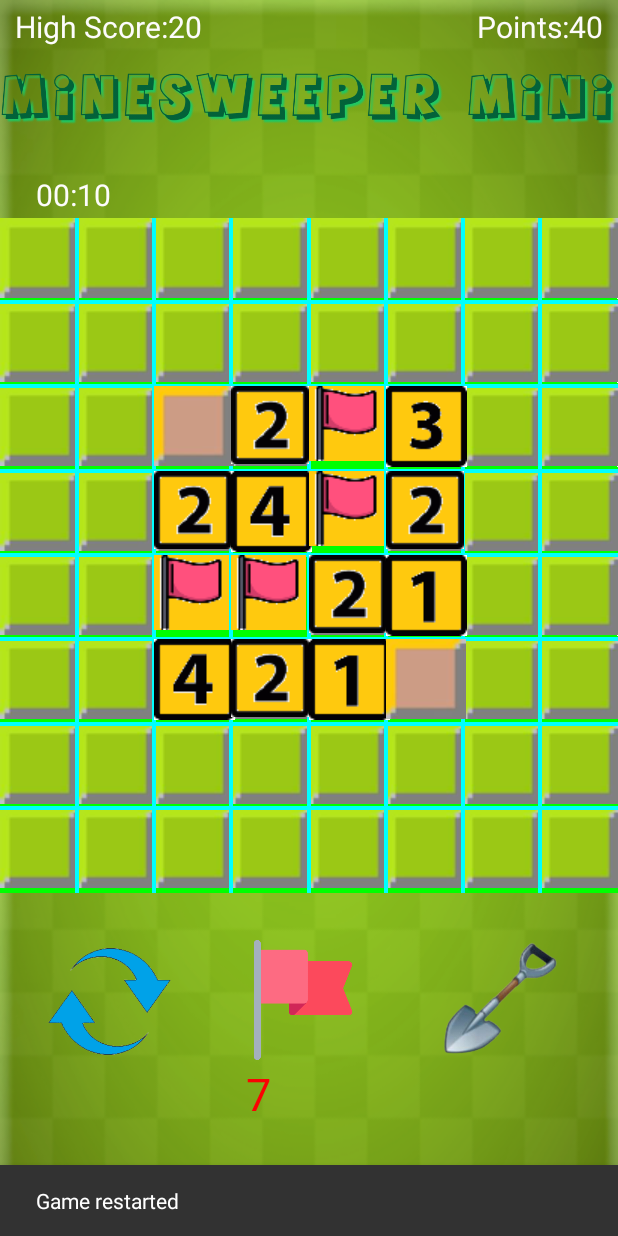
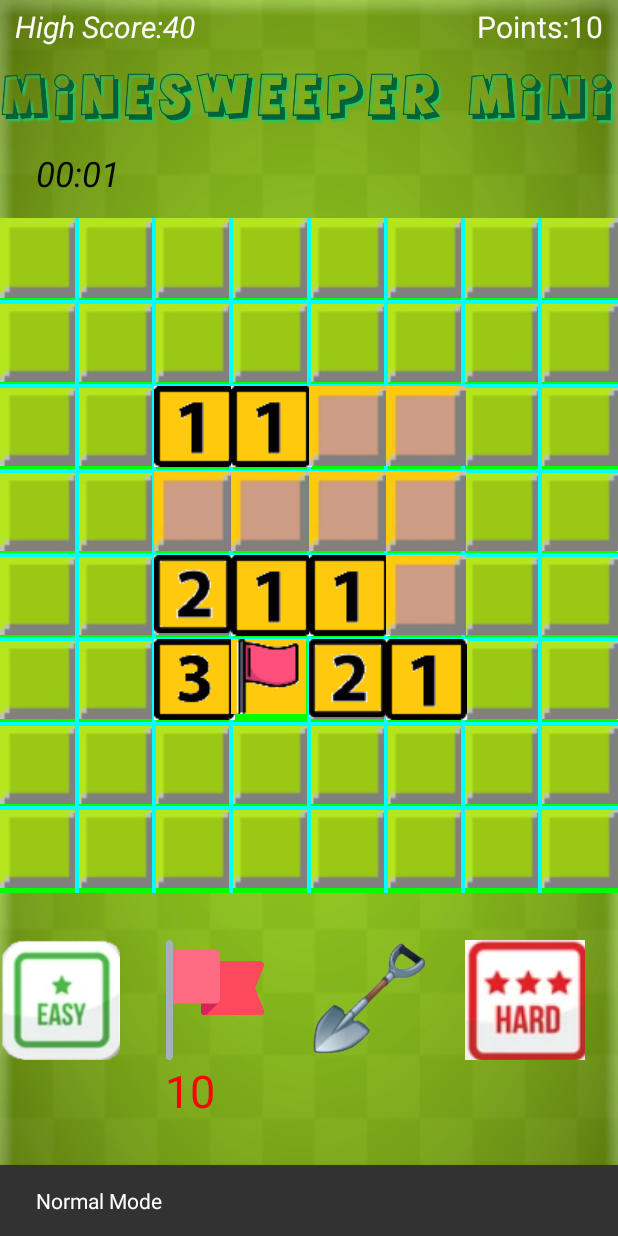
Before and after one commit to yash9356/MInesweeper-Mini-Spider-Task2, an Android app: the screen it shows after launch (MainActivity), after a tap on an icon or button, on a phone screen of 412 x 824 dp. Run offline under Robolectric (Android 15) with nearby library versions, the phone set to English and light mode, and no system bars.

Commit message:
Minesweeeper MIni Spider Task2 Level 3 completed.

```diff
--- a/app/src/main/java/com/example/minesweepermini/MainActivity.java
+++ b/app/src/main/java/com/example/minesweepermini/MainActivity.java
@@ -13,6 +13,7 @@ import android.widget.Chronometer;
 import android.widget.ImageButton;
 import android.widget.LinearLayout;
 import android.widget.TextView;
+import android.widget.Toast;
 
 import androidx.annotation.RequiresApi;
 import androidx.appcompat.app.AppCompatActivity;
@@ -42,6 +43,7 @@ public class MainActivity extends AppCompatActivity {
         linearLayout = (LinearLayout) findViewById(R.id.snackbar);
 
         ImageButton btnRestart = (ImageButton) findViewById(R.id.btnRestart);
+        ImageButton hardplay = (ImageButton) findViewById(R.id.HardPlay);
         vibrator=(Vibrator)getSystemService(VIBRATOR_SERVICE);
         Totflags=MinesweeperModel.getInstance().countMines();
         numflag=findViewById(R.id.numflag);
@@ -98,14 +100,55 @@ public class MainActivity extends AppCompatActivity {
                 }
 
                 MinesweeperModel.getInstance().cleanBoard();
-                MinesweeperModel.getInstance().setMines();
+                MinesweeperModel.getInstance().setMines(1);
                 MinesweeperModel.getInstance().setMineCount();
+                chronometer.setBase(SystemClock.elapsedRealtime());
+                chronometer.start();
                 point1=0;
-                numflag.setText(Integer.toString(point1));
+                points.setText("Points:"+Integer.toString(point1));
+                amine=MinesweeperModel.getInstance().Points();
+                numflag.setText(Integer.toString(amine));
                 Totflags=MinesweeperModel.getInstance().countMines();
 
-                Snackbar restartSnackbar = Snackbar.make(linearLayout, "Game restarted", Snackbar.LENGTH_LONG);
+                Snackbar restartSnackbar = Snackbar.make(linearLayout, "Normal Mode", Snackbar.LENGTH_LONG);
                 restartSnackbar.show();
+                Toast.makeText(MainActivity.this,"Tap on Middle of Grid to Start",Toast.LENGTH_SHORT).show();
+            }
+        });
+
+        hardplay.setOnClickListener(new View.OnClickListener() {
+            @Override
+            public void onClick(View view) {
+                SharedPreferences settings=getSharedPreferences("Quiz_DATA", Context.MODE_PRIVATE);
+                amine=MinesweeperModel.getInstance().Points();
+                Totflags=MinesweeperModel.getInstance().countMines();
+                point1=(Totflags-amine)*10;
+                int highscore2=settings.getInt("HIGH_SCORE",0);
+                if(point1>highscore2){
+                    High_Score.setText("High Score:"+Integer.toString(point1));
+                    SharedPreferences.Editor editor=settings.edit();
+                    editor.putInt("HIGH_SCORE",point1);
+                    editor.commit();
+                }
+                else {
+                    High_Score.setText("High Score:"+Integer.toString(highscore2));
+                }
+
+                MinesweeperModel.getInstance().cleanBoard();
+                MinesweeperModel.getInstance().setMines(2);
+                MinesweeperModel.getInstance().setMineCount();
+                chronometer.setBase(SystemClock.elapsedRealtime());
+                chronometer.start();
+                point1=0;
+                points.setText("Points:"+Integer.toString(point1));
+                amine=MinesweeperModel.getInstance().Points();
+                numflag.setText(Integer.toString(amine));
+                Totflags=MinesweeperModel.getInstance().countMines();
+
+
+                Snackbar restartSnackbar = Snackbar.make(linearLayout, "Hard Mode", Snackbar.LENGTH_LONG);
+                restartSnackbar.show();
+                Toast.makeText(MainActivity.this,"Tap on Middle of Grid to Start",Toast.LENGTH_SHORT).show();
             }
         });
 
@@ -162,7 +205,7 @@ public class MainActivity extends AppCompatActivity {
                     public void onClick(View view) {
                         // Restart the game
                         MinesweeperModel.getInstance().cleanBoard();
-                        MinesweeperModel.getInstance().setMines();
+                        MinesweeperModel.getInstance().setMines(1);
                         MinesweeperModel.getInstance().setMineCount();
                     }
                 }
@@ -177,6 +220,7 @@ public class MainActivity extends AppCompatActivity {
             point1=(Totflags-amine)*10;
             points.setText(Integer.toString(point1));
             numflag.setText(Integer.toString(amine));
+            Toast.makeText(MainActivity.this,"Tap on Middle of Grid to Start",Toast.LENGTH_SHORT).show();
         }
     }
 
--- a/app/src/main/java/com/example/minesweepermini/model/MinesweeperModel.java
+++ b/app/src/main/java/com/example/minesweepermini/model/MinesweeperModel.java
@@ -122,13 +122,22 @@ public class MinesweeperModel {
         Log.d("MODEL_TAG", "actionType = REVEAL!");
     }
 
-    public void setMines() {
+    public void setMines(int player) {
+
         for (int i = 0; i < 8; i++) {
             for (int j = 0; j < 8; j++) {
-                if(rand.nextInt(6) == 1) {
-                    model[i][j] = MINE;
-                    Log.i("MODEL_TAG", "Model " + "[" + i + "]" + "[" + j + "]" + " has a mine!");
+                if(player==1){
+                    if(rand.nextInt(7) == 1) {
+                        model[i][j] = MINE;
+                        Log.i("MODEL_TAG", "Model " + "[" + i + "]" + "[" + j + "]" + " has a mine!");
+                    }
+                }else if(player==2){
+                    if(rand.nextInt(4) == 1) {
+                        model[i][j] = MINE;
+                        Log.i("MODEL_TAG", "Model " + "[" + i + "]" + "[" + j + "]" + " has a mine!");
+                    }
                 }
+
             }
         }
     }
--- a/app/src/main/java/com/example/minesweepermini/view/MinesweeperView.java
+++ b/app/src/main/java/com/example/minesweepermini/view/MinesweeperView.java
@@ -76,7 +76,7 @@ public class MinesweeperView extends View  {
         sevenBitmap = BitmapFactory.decodeResource(getResources(), R.drawable.num7, options);
         eightBitmap = BitmapFactory.decodeResource(getResources(), R.drawable.num8, options);
 
-        MinesweeperModel.getInstance().setMines();
+        MinesweeperModel.getInstance().setMines(1);
         MinesweeperModel.getInstance().setMineCount();
     }
 
@@ -203,7 +203,7 @@ public class MinesweeperView extends View  {
         if (event.getAction() == MotionEvent.ACTION_DOWN) {
             if (gameEnd) {
                 MinesweeperModel.getInstance().cleanBoard();
-                MinesweeperModel.getInstance().setMines();
+                MinesweeperModel.getInstance().setMines(1);
                 MinesweeperModel.getInstance().setMineCount();
                 invalidate();
                 gameEnd = false;
--- a/app/src/main/res/layout/activity_main.xml
+++ b/app/src/main/res/layout/activity_main.xml
@@ -16,9 +16,10 @@
         android:layout_height="wrap_content"
         android:layout_marginStart="24dp"
         android:layout_marginLeft="24dp"
-        android:layout_marginTop="116dp"
-        android:textColor="#FDFCFC"
-        android:textSize="20dp"
+        android:layout_marginTop="100dp"
+        android:textColor="#090909"
+        android:textSize="23dp"
+        android:textStyle="normal|italic"
         app:layout_constraintStart_toStartOf="parent"
         app:layout_constraintTop_toTopOf="parent"></Chronometer>
 
@@ -61,19 +62,19 @@
 
         <ImageButton
             android:id="@+id/btnRestart"
-            android:layout_width="82dp"
-            android:layout_height="82dp"
-            android:layout_marginStart="32dp"
-            android:layout_marginLeft="32dp"
+            android:layout_width="80dp"
+            android:layout_height="80dp"
+            android:layout_marginStart="0dp"
+            android:layout_marginLeft="0dp"
             android:layout_marginTop="30dp"
-            android:background="@drawable/restart10" />
+            android:background="@drawable/easymode" />
 
         <ImageButton
             android:id="@+id/btnFlag"
             android:layout_width="80dp"
             android:layout_height="80dp"
-            android:layout_marginStart="48dp"
-            android:layout_marginLeft="48dp"
+            android:layout_marginStart="23dp"
+            android:layout_marginLeft="23dp"
             android:layout_marginTop="30dp"
             android:background="@drawable/flag4"
             android:text="Flag" />
@@ -82,11 +83,20 @@
             android:id="@+id/btnReveal"
             android:layout_width="80dp"
             android:layout_height="80dp"
-            android:layout_marginStart="52dp"
-            android:layout_marginLeft="52dp"
+            android:layout_marginStart="23dp"
+            android:layout_marginLeft="23dp"
             android:layout_marginTop="30dp"
             android:background="@drawable/shovel3"
             android:text="Reveal" />
+
+        <ImageButton
+            android:id="@+id/HardPlay"
+            android:layout_width="80dp"
+            android:layout_height="80dp"
+            android:layout_marginStart="23dp"
+            android:layout_marginLeft="23dp"
+            android:layout_marginTop="30dp"
+            app:srcCompat="@drawable/hardmode1" />
 
     </LinearLayout>
 
@@ -94,8 +104,8 @@
         android:id="@+id/numflag"
         android:layout_width="wrap_content"
         android:layout_height="wrap_content"
-        android:layout_marginStart="164dp"
-        android:layout_marginLeft="164dp"
+        android:layout_marginStart="110dp"
+        android:layout_marginLeft="110dp"
         android:gravity="center"
         android:text="TextView"
         android:textColor="#FA0303"
@@ -123,9 +133,10 @@
         android:layout_marginStart="10dp"
         android:layout_marginLeft="10dp"
         android:layout_marginTop="4dp"
-        android:text="TextView"
+        android:text="High Score"
         android:textColor="#FDFCFC"
         android:textSize="20dp"
+        android:textStyle="normal|italic"
         app:layout_constraintStart_toStartOf="parent"
         app:layout_constraintTop_toTopOf="parent" />
 
```
Also changed, not shown: app/src/main/res/drawable/easy2.png (added), app/src/main/res/drawable/easy3.png (added), app/src/main/res/drawable/easymode.png (added), app/src/main/res/drawable/easymode8.png (added), app/src/main/res/drawable/eight.png (deleted), app/src/main/res/drawable/flag7.png (deleted), app/src/main/res/drawable/hardmode.png (added), app/src/main/res/drawable/hardmode1.png (added), app/src/main/res/drawable/hardmode7.png (added), app/src/main/res/drawable/restart5.png (deleted), app/src/main/res/drawable/restart9.png (deleted).
